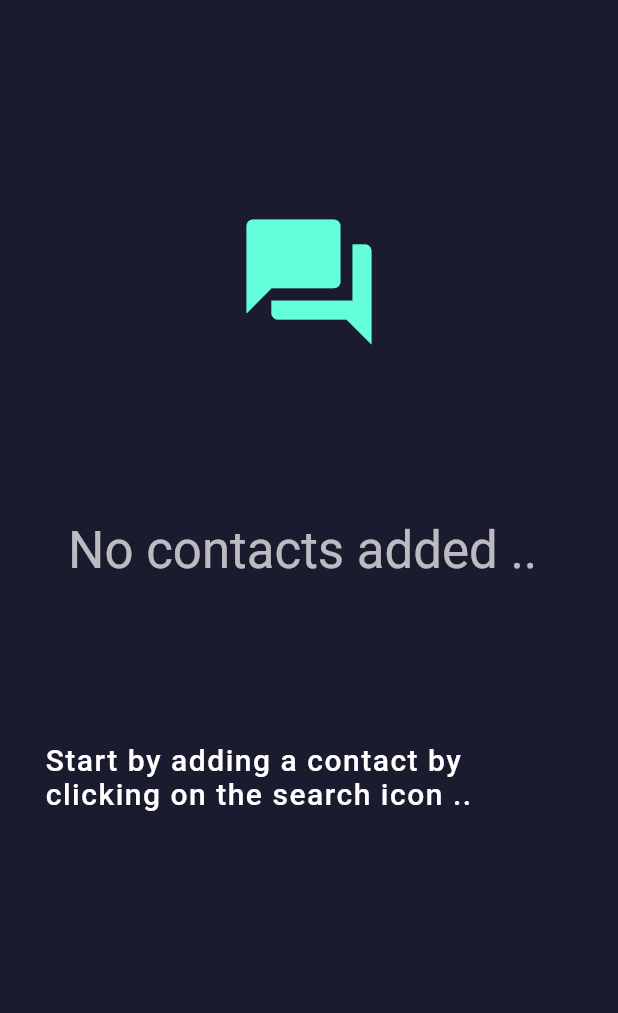
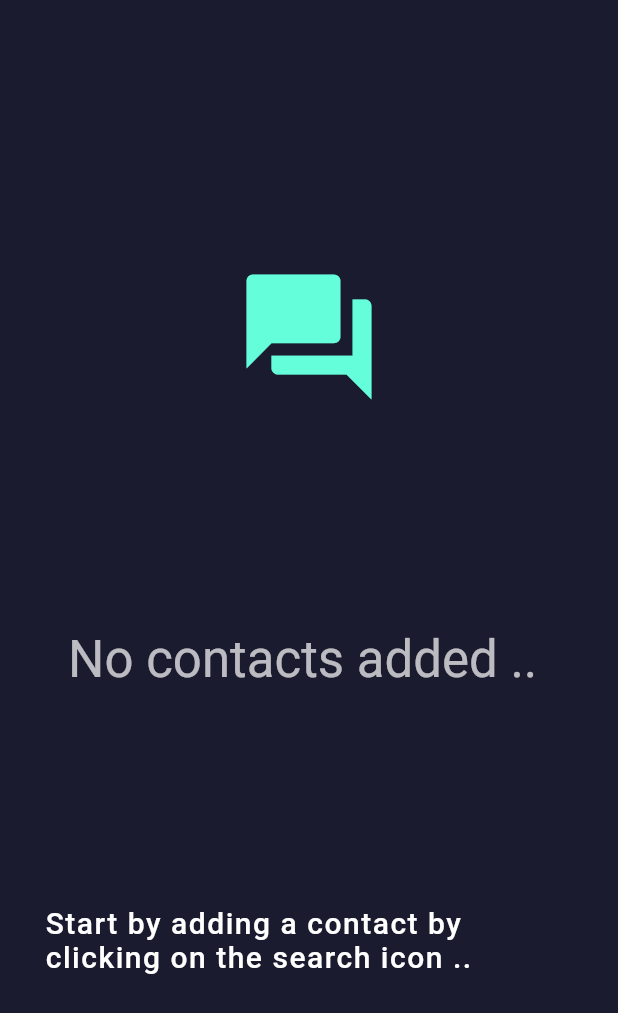
Before and after one commit to rithik-dev/Chatverse-Chat-App, a Flutter app: the NoContactsAdded widget shown alone on an empty page, opened directly, on a phone screen of 412 x 824 dp. Shown: the top 1013 px of the screen. Run offline on Flutter 3.47's test engine with Material 2 defaults, Android fonts, the phone set to English and light mode, and no system bars; our stand-ins replace cached_network_image, cloud_firestore, dynamic_theme, firebase_auth, firebase_core, firebase_messaging and 13 more; missing offline and left inert: ntp; accounts and stored records are empty.

Commit message:
- search contacts page infinity loading bug fix - no contact found widget fixed

```diff
--- a/lib/widgets/no_contacts_added.dart
+++ b/lib/widgets/no_contacts_added.dart
@@ -3,11 +3,11 @@ import 'package:flutter/material.dart';
 class NoContactsAdded extends StatelessWidget {
   @override
   Widget build(BuildContext context) {
-    return Container(
+    return Expanded(
+      child: Container(
         padding: EdgeInsets.all(20),
         margin: EdgeInsets.all(10),
         width: double.infinity,
-      height: MediaQuery.of(context).size.height * 0.8,
         child: Column(
           mainAxisAlignment: MainAxisAlignment.spaceEvenly,
           mainAxisSize: MainAxisSize.max,
@@ -29,6 +29,7 @@ class NoContactsAdded extends StatelessWidget {
             ),
           ],
         ),
+      ),
     );
   }
 }
```
Also changed, not shown: lib/views/search_contacts_screen.dart (+4 -5 lines), lib/widgets/search_contact_card.dart (+7 -4 lines). Lines whose indentation alone changed are shown as unchanged.
